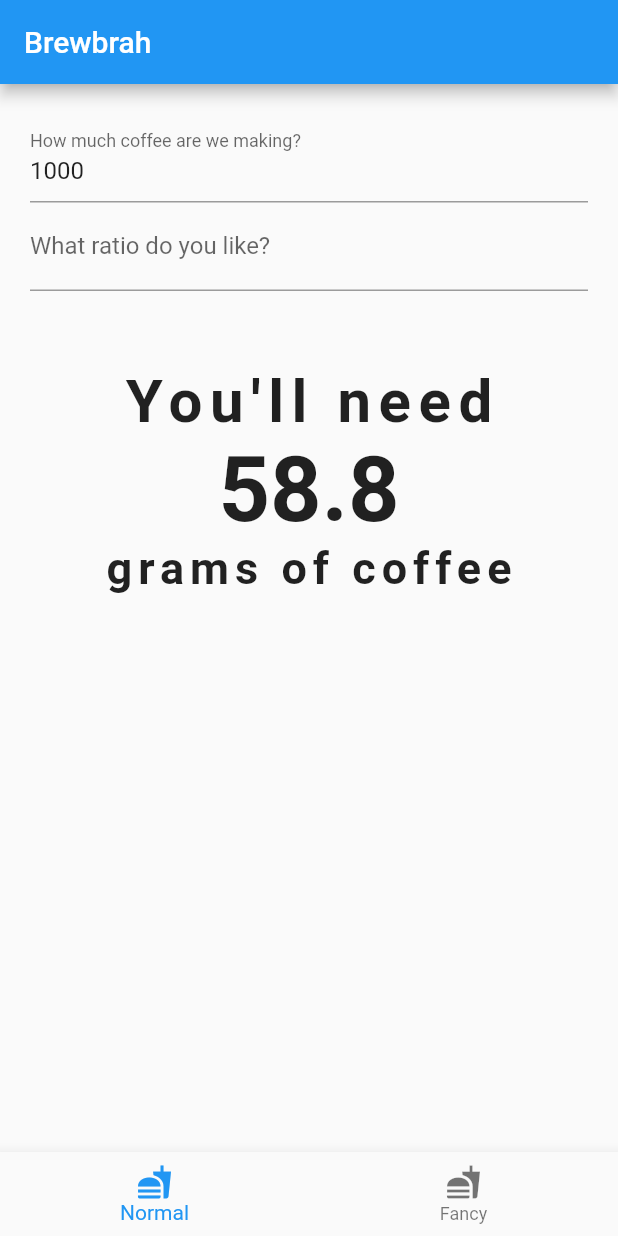
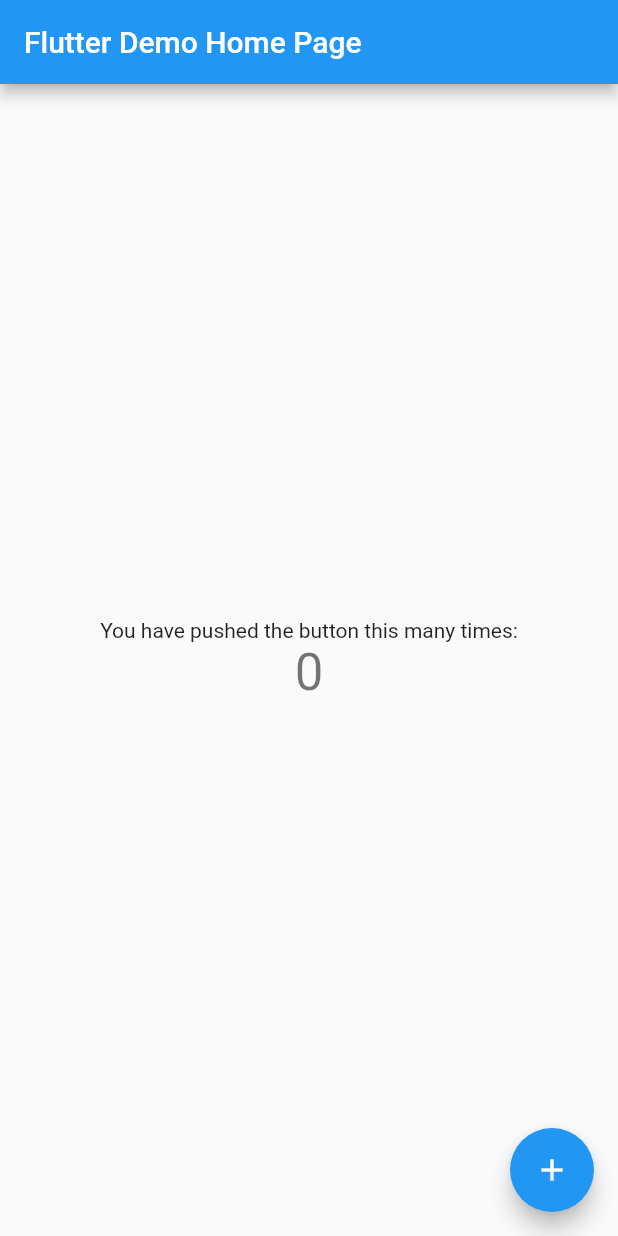
Before and after one commit to bjornnorgaard/brewbrah, a Flutter app: the screen it shows after launch, on a phone screen of 412 x 824 dp. Run offline on Flutter 3.47's test engine with Material 2 defaults, Android fonts, the phone set to English and light mode, and no system bars.

Commit message:
Reset flutter app

```diff
--- a/flutter/lib/main.dart
+++ b/flutter/lib/main.dart
@@ -1,21 +1,111 @@
-import 'package:brewbrah/screens/fancy_calculator.dart';
-import 'package:brewbrah/screens/home_material.dart';
-import 'package:flutter/cupertino.dart';
 import 'package:flutter/material.dart';
 
-void main() => runApp(App());
+void main() => runApp(MyApp());
 
-class App extends StatelessWidget {
+class MyApp extends StatelessWidget {
+  // This widget is the root of your application.
   @override
   Widget build(BuildContext context) {
     return MaterialApp(
-      initialRoute: "/",
-      routes: {
-        //"/": (context) => HomeMaterial(),
-        "/fancy": (context) => FancyCalculator(),
-      },
-      title: "Brewbrah",
-      home: HomeMaterial(),
+      title: 'Flutter Demo',
+      theme: ThemeData(
+        // This is the theme of your application.
+        //
+        // Try running your application with "flutter run". You'll see the
+        // application has a blue toolbar. Then, without quitting the app, try
+        // changing the primarySwatch below to Colors.green and then invoke
+        // "hot reload" (press "r" in the console where you ran "flutter run",
+        // or simply save your changes to "hot reload" in a Flutter IDE).
+        // Notice that the counter didn't reset back to zero; the application
+        // is not restarted.
+        primarySwatch: Colors.blue,
+      ),
+      home: MyHomePage(title: 'Flutter Demo Home Page'),
     );
   }
 }
+
+class MyHomePage extends StatefulWidget {
+  MyHomePage({Key key, this.title}) : super(key: key);
+
+  // This widget is the home page of your application. It is stateful, meaning
+  // that it has a State object (defined below) that contains fields that affect
+  // how it looks.
+
+  // This class is the configuration for the state. It holds the values (in this
+  // case the title) provided by the parent (in this case the App widget) and
+  // used by the build method of the State. Fields in a Widget subclass are
+  // always marked "final".
+
+  final String title;
+
+  @override
+  _MyHomePageState createState() => _MyHomePageState();
+}
+
+class _MyHomePageState extends State<MyHomePage> {
+  int _counter = 0;
+
+  void _incrementCounter() {
+    setState(() {
+      // This call to setState tells the Flutter framework that something has
+      // changed in this State, which causes it to rerun the build method below
+      // so that the display can reflect the updated values. If we changed
+      // _counter without calling setState(), then the build method would not be
+      // called again, and so nothing would appear to happen.
+      _counter++;
+    });
+  }
+
+  @override
+  Widget build(BuildContext context) {
+    // This method is rerun every time setState is called, for instance as done
+    // by the _incrementCounter method above.
+    //
+    // The Flutter framework has been optimized to make rerunning build methods
+    // fast, so that you can just rebuild anything that needs updating rather
+    // than having to individually change instances of widgets.
+    return Scaffold(
+      appBar: AppBar(
+        // Here we take the value from the MyHomePage object that was created by
+        // the App.build method, and use it to set our appbar title.
+        title: Text(widget.title),
+      ),
+      body: Center(
+        // Center is a layout widget. It takes a single child and positions it
+        // in the middle of the parent.
+        child: Column(
+          // Column is also a layout widget. It takes a list of children and
+          // arranges them vertically. By default, it sizes itself to fit its
+          // children horizontally, and tries to be as tall as its parent.
+          //
+          // Invoke "debug painting" (press "p" in the console, choose the
+          // "Toggle Debug Paint" action from the Flutter Inspector in Android
+          // Studio, or the "Toggle Debug Paint" command in Visual Studio Code)
+          // to see the wireframe for each widget.
+          //
+          // Column has various properties to control how it sizes itself and
+          // how it positions its children. Here we use mainAxisAlignment to
+          // center the children vertically; the main axis here is the vertical
+          // axis because Columns are vertical (the cross axis would be
+          // horizontal).
+          mainAxisAlignment: MainAxisAlignment.center,
+          children: <Widget>[
+            Text(
+              'You have pushed the button this many times:',
+            ),
+            Text(
+              '$_counter',
+              style: Theme.of(context).textTheme.display1,
+            ),
+          ],
+        ),
+      ),
+      floatingActionButton: FloatingActionButton(
+        onPressed: _incrementCounter,
+        tooltip: 'Increment',
+        child: Icon(Icons.add),
+      ), // This trailing comma makes auto-formatting nicer for build methods.
+    );
+  }
+}
--- a/flutter/lib/screens/fancy_calculator.dart
+++ /dev/null
@@ -1,19 +0,0 @@
-import 'package:flutter/cupertino.dart';
-import 'package:flutter/material.dart';
-
-class FancyCalculator extends StatefulWidget {
-  @override
-  State<StatefulWidget> createState() => _FancyCalculatorState();
-
-}
-
-class _FancyCalculatorState extends State<FancyCalculator> {
-  @override
-  Widget build(BuildContext context) {
-    return Scaffold(
-      body: Center(
-        child: Text("Hello World"),
-      ),
-    );
-  }
-}
--- a/flutter/lib/screens/home_material.dart
+++ /dev/null
@@ -1,96 +0,0 @@
-import 'package:brewbrah/screens/fancy_calculator.dart';
-import 'package:flutter/material.dart';
-import 'package:flutter/widgets.dart';
-
-class HomeMaterial extends StatefulWidget {
-  @override
-  State<StatefulWidget> createState() => _HomeMaterialState();
-}
-
-class _HomeMaterialState extends State<HomeMaterial> {
-  static var _desiredAmount = 1000;
-  static var _ratio = 15.0;
-  static var _beans = _desiredAmount / _ratio;
-
-  int _cIndex = 0;
-
-  void _incrementTab(index) {
-    setState(() {
-      _cIndex = index;
-      if (index == 0) {
-        Navigator.pushNamed(context, "/fancy");
-      }
-      else {
-        Navigator.pushNamed(context, "/");
-      }
-    });
-  }
-
-  @override
-  Widget build(BuildContext context) {
-    return Scaffold(
-      appBar: AppBar(
-        title: Text("Brewbrah"),
-      ),
-      bottomNavigationBar: BottomNavigationBar(
-        items: [
-          BottomNavigationBarItem(
-            icon: Icon(Icons.fastfood),
-            title: Text("Normal"),
-          ),
-          BottomNavigationBarItem(
-              icon: Icon(Icons.fastfood), title: Text("Fancy"))
-        ],
-        onTap: (index) {
-          _incrementTab(index);
-        },
-      ),
-      body: Container(
-        padding: EdgeInsets.all(20.0),
-        child: Column(
-          children: <Widget>[
-            TextFormField(
-              decoration: InputDecoration(
-                labelText: "How much coffee are we making?",
-                hintText: "Something in grams, like 1000",
-              ),
-              keyboardType: TextInputType.number,
-              initialValue: _desiredAmount.toString(),
-              onChanged: (value) {
-                print(value);
-              },
-            ),
-            TextFormField(
-              decoration: InputDecoration(
-                labelText: "What ratio do you like?",
-                hintText: "Usually 16, below 13 is a strong cup...",
-              ),
-              keyboardType: TextInputType.number,
-            ),
-            Container(
-              padding: EdgeInsets.only(top: 50.0),
-            ),
-            Text(
-              "You'll need",
-              style: TextStyle(
-                  letterSpacing: 5.0,
-                  fontSize: 40.0,
-                  fontWeight: FontWeight.bold),
-            ),
-            Text(
-              "58.8",
-              style: TextStyle(fontSize: 60.0, fontWeight: FontWeight.bold),
-            ),
-            Text(
-              "grams of coffee",
-              style: TextStyle(
-                  letterSpacing: 4.0,
-                  fontSize: 30.0,
-                  fontWeight: FontWeight.bold),
-            )
-          ],
-        ),
-      ),
-    );
-  }
-}
```
Also changed, not shown: 1 other file.
